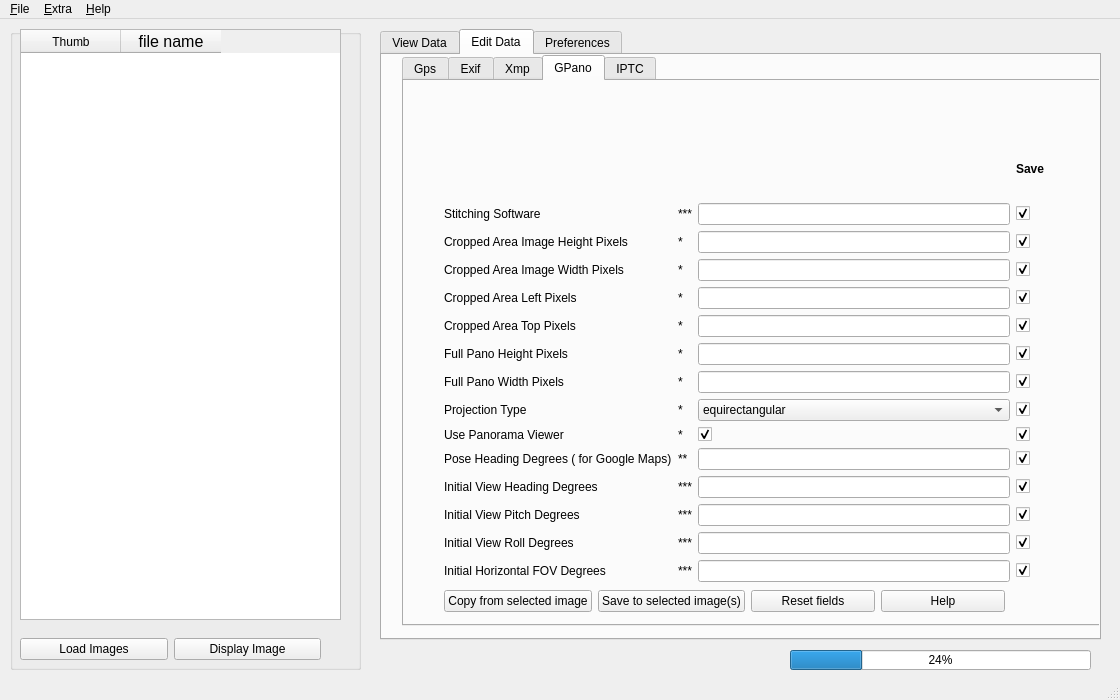
Before: the Qt Designer form scripts/ui/MainWindow.ui in hvdwolf/pyExifToolGUI, drawn with Qt 5.
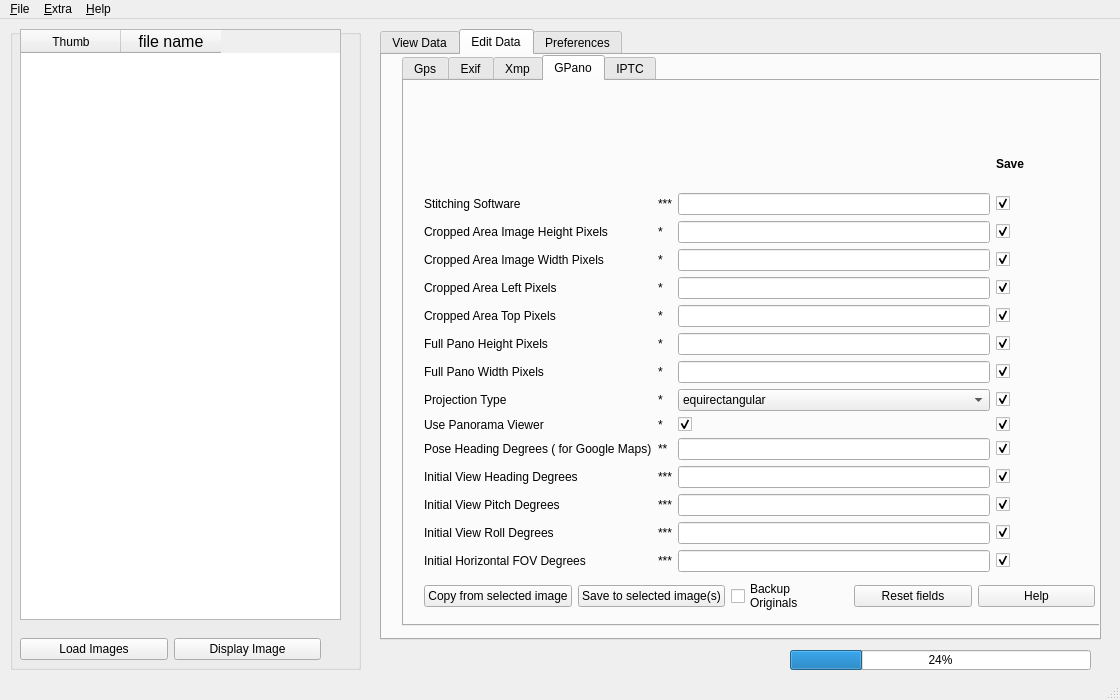
After: the same form once the commit is applied. The open tabs and pages were chosen to show the change.

Commit message: fix minor display error in gpano view tab; Add "backup originals" also to gpano

```diff
--- a/scripts/ui/MainWindow.ui
+++ b/scripts/ui/MainWindow.ui
@@ -2267,10 +2267,10 @@
        <widget class="QWidget" name="verticalLayoutWidget_3">
         <property name="geometry">
          <rect>
-          <x>30</x>
-          <y>500</y>
-          <width>571</width>
-          <height>41</height>
+          <x>10</x>
+          <y>490</y>
+          <width>681</width>
+          <height>51</height>
          </rect>
         </property>
         <layout class="QHBoxLayout" name="horizontalLayout_12">
@@ -2303,6 +2303,20 @@
            </property>
           </widget>
          </item>
+         <item>
+          <widget class="QCheckBox" name="chk_gpano_backuporiginals">
+           <property name="toolTip">
+            <string>Overwrite your image or make a backup first</string>
+           </property>
+           <property name="statusTip">
+            <string>Overwrite your image or make a backup first</string>
+           </property>
+           <property name="text">
+            <string>Backup
+Originals</string>
+           </property>
+          </widget>
+         </item>
          <item>
           <widget class="QPushButton" name="btn_resetgpano">
            <property name="toolTip">
@@ -2340,10 +2354,10 @@
        <widget class="QWidget" name="gridLayoutWidget_5">
         <property name="geometry">
          <rect>
-          <x>30</x>
+          <x>10</x>
           <y>60</y>
           <width>611</width>
-          <height>441</height>
+          <height>431</height>
          </rect>
         </property>
         <layout class="QGridLayout" name="gridLayout_4">
@@ -2840,9 +2854,9 @@
        <widget class="QWidget" name="verticalLayoutWidget_4">
         <property name="geometry">
          <rect>
-          <x>30</x>
+          <x>10</x>
           <y>0</y>
-          <width>661</width>
+          <width>681</width>
           <height>61</height>
          </rect>
         </property>
```
Left out of the diff: 18 changed lines with no effect on the pictures. The commit also changes 5 other files.
